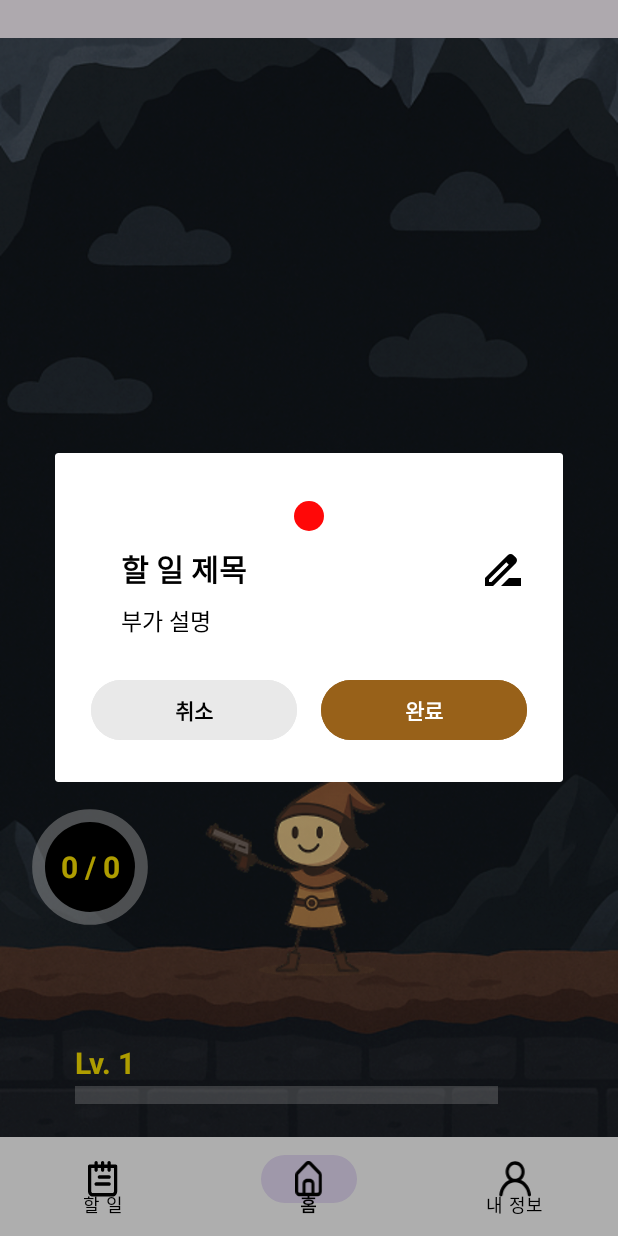
After one commit to OSSW-HideInBash/Android, an Android app: the fragment HomeDetailDialogFragment placed in its activity, on a phone screen of 412 x 824 dp. The commit adds this screen. Run offline under Robolectric (Android 15) with nearby library versions, the phone set to English and light mode, and no system bars; our stand-ins replace Room's generated code; 4 statements that could not run were skipped.

Commit message:
[Feat] 홈 화면 몬스터 완료 처리 구현

```diff
--- /dev/null
+++ b/app/src/main/java/com/hideinbash/tododudu/HomeDetailDialogFragment.kt
@@ -0,0 +1,127 @@
+package com.hideinbash.tododudu
+
+import android.os.Bundle
+import android.view.LayoutInflater
+import android.view.View
+import android.view.ViewGroup
+import androidx.core.content.ContextCompat
+import androidx.fragment.app.DialogFragment
+import com.hideinbash.tododudu.databinding.FragmentHomeDetailDialogBinding
+import kotlinx.coroutines.CoroutineScope
+import kotlinx.coroutines.Dispatchers
+import kotlinx.coroutines.launch
+import kotlinx.coroutines.withContext
+
+class HomeDetailDialogFragment() : DialogFragment() {
+
+    companion object {
+        private const val ARG_TODO = "arg_todo"
+        fun newInstance(todo: Todo, onComplete: (() -> Unit)? = null): HomeDetailDialogFragment {
+            val fragment = HomeDetailDialogFragment()
+            val args = Bundle()
+            args.putSerializable(ARG_TODO, todo)
+            fragment.arguments = args
+            fragment.onComplete = onComplete
+            return fragment
+        }
+    }
+
+    private var onComplete: (() -> Unit)? = null
+    private lateinit var todo: Todo
+    private var _binding: FragmentHomeDetailDialogBinding? = null
+    private val binding get() = _binding!!
+
+    override fun onCreate(savedInstanceState: Bundle?) {
+        super.onCreate(savedInstanceState)
+        todo = requireArguments().getSerializable(ARG_TODO) as Todo
+    }
+
+    override fun onCreateView(
+        inflater: LayoutInflater, container: ViewGroup?,
+        savedInstanceState: Bundle?
+    ): View? {
+        super.onCreateView(inflater, container, savedInstanceState)
+
+        _binding = FragmentHomeDetailDialogBinding.inflate(inflater, container, false)
+        return binding.root
+    }
+
+    override fun onViewCreated(view: View, savedInstanceState: Bundle?) {
+        super.onViewCreated(view, savedInstanceState)
+
+        binding.detailTitleTv.text = todo.title
+        binding.detailDescTv.text = todo.description
+
+        // priority에 따라 색 설정
+        when (todo.priority) {
+            1 -> { binding.detailOrderIv.setColorFilter(ContextCompat.getColor(requireContext(), R.color.first_red)) }
+            2 -> { binding.detailOrderIv.setColorFilter(ContextCompat.getColor(requireContext(), R.color.second_blue)) }
+            3 -> { binding.detailOrderIv.setColorFilter(ContextCompat.getColor(requireContext(), R.color.third_yellow)) }
+        }
+
+        // 수정 버튼
+        // 로직구현
+
+        // 완료 버튼
+        binding.detailCompleteBtn.setOnClickListener {
+            CoroutineScope(Dispatchers.IO).launch {
+                val db = TodoDatabase.getInstance(requireContext())
+                // isCompleted만 true로 바꾼 새 객체 생성
+                val updatedTodo = todo.copy(isCompleted = true)
+                db.todoDao().updateTodo(updatedTodo) // RoomDB 업데이트
+
+                withContext(Dispatchers.Main) {
+                    addXp(20)
+                    onComplete?.invoke() // UI 갱신 콜백 호출
+                    dismiss()
+                }
+            }
+        }
+
+        // 취소 버튼
+        binding.detailCancleBtn.setOnClickListener {
+            dismiss()
+        }
+    }
+
+    override fun onStart() {
+        super.onStart()
+        dialog?.window?.setLayout(
+            (resources.displayMetrics.widthPixels * 0.9).toInt(), // 화면의 90% 너비
+            ViewGroup.LayoutParams.WRAP_CONTENT
+        )
+    }
+
+    private fun addXp(amount: Int) {
+        val prefs = requireContext().getSharedPreferences("user_data", 0)
+        var xp = prefs.getInt("xp", 0)
+        var level = prefs.getInt("level", 1)
+        var xpForNext = 100 + (level - 1) * 20 // 레벨업에 필요한 XP 계산
+
+        xp += amount
+
+        // 레벨업
+        while (xp >= xpForNext) {
+            xp -= xpForNext
+            level++
+            xpForNext = 100 + (level - 1) * 20 // 다음 레벨업에 필요한 XP 계산
+        }
+
+        // 레벨다운
+        while (xp < 0 && level > 1) {
+            level--
+            xpForNext = 100 + (level - 1) * 20 // 이전 레벨업에 필요한 XP 계산
+            xp += xpForNext
+        }
+
+        // 최소값 보정
+        if (xp < 0) xp = 0
+        if (level < 1) level = 1
+
+        prefs.edit()
+            .putInt("xp", xp)
+            .putInt("level", level)
+            .putInt("next_level_xp", xpForNext)
+            .apply()
+    }
+}
--- a/app/src/main/java/com/hideinbash/tododudu/HomeFragment.kt
+++ b/app/src/main/java/com/hideinbash/tododudu/HomeFragment.kt
@@ -33,62 +33,60 @@ class HomeFragment:Fragment() {
 
     override fun onViewCreated(view: View, savedInstanceState: Bundle?) {
         super.onViewCreated(view, savedInstanceState)
-        loadXpAndLevel()
-        loadTodosFromRoom()
+        loadAllData()
 
-        monsterAdapter = MonsterAdapter(emptyList())
+        monsterAdapter = MonsterAdapter(
+            items = emptyList(),
+            onItemClick = { todo ->
+                // 할 일 아이템 클릭 시 처리
+                HomeDetailDialogFragment.newInstance(todo) {
+                    loadAllData()
+                }.show(parentFragmentManager, "HomeDetailDialog")
+            }
+        )
         binding.homeMonsterRv.layoutManager = LinearLayoutManager(requireContext()).apply {
             stackFromEnd = true     // 아이템을 아래에서부터 쌓기
             reverseLayout = false   // 데이터 순서는 그대로
         }
         binding.homeMonsterRv.adapter = monsterAdapter
 
-        loadTodosAsMonsters()
+        loadAllData()
     }
 
-    private fun loadXpAndLevel() {
-        val prefs = requireContext().getSharedPreferences("user_data", 0)
-        val xp = prefs.getInt("xp", 0)
-        val level = prefs.getInt("level", 1)
-        var xpForNext = 100 + (level - 1) * 20 // 레벨업에 필요한 XP 계산
+    private fun loadAllData() {
+        CoroutineScope(Dispatchers.IO).launch {
+            // 1. XP & 레벨 데이터 (SharedPreferences)
+            val prefs = requireContext().getSharedPreferences("user_data", 0)
+            val xp = prefs.getInt("xp", 0)
+            val level = prefs.getInt("level", 1)
+            val xpForNext = 100 + (level - 1) * 20
 
-        binding.homeLevelTv.text = "Lv. $level"
-        binding.homeXpPb.max = xpForNext
-        binding.homeXpPb.progress = xp
-    }
-
-    private fun loadTodosFromRoom() {
-        CoroutineScope(Dispatchers.IO).launch {
+            // 2. 할 일 데이터 (RoomDB)
             val db = TodoDatabase.getInstance(requireContext())
             val dateStr = currentDate.format(dbDateFormatter)
-            val todos = db.todoDao().getTodosByDate(dateStr) // 오늘 날짜 기준 할 일 전체
+            val allTodos = db.todoDao().getTodosByDate(dateStr)
+            val yetTodos = db.todoDao().getYetTodosByDate(dateStr)
 
-            val totalCount = todos.size
-            val completedCount = todos.count { it.isCompleted }
+            // 3. 메인 스레드에서 UI 업데이트
+            withContext(Dispatchers.Main) {
+                // XP & 레벨
+                binding.homeLevelTv.text = "Lv. $level"
+                binding.homeXpPb.max = xpForNext
+                binding.homeXpPb.progress = xp
 
-            withContext(Dispatchers.Main) {
-                // 진행률 업데이트
-                binding.homeTodoTv.text = "$completedCount / $totalCount"
-                binding.homeTodoPb.max = totalCount
-                binding.homeTodoPb.progress = completedCount
-            }
-        }
-    }
+                // 할 일 진행률
+                binding.homeTodoTv.text = "${allTodos.count { it.isCompleted }} / ${allTodos.size}"
+                binding.homeTodoPb.max = allTodos.size
+                binding.homeTodoPb.progress = allTodos.count { it.isCompleted }
 
-    private fun loadTodosAsMonsters() {
-        CoroutineScope(Dispatchers.IO).launch {
-            val db = TodoDatabase.getInstance(requireContext())
-            val dateStr = currentDate.format(dbDateFormatter)
-            val todos = db.todoDao().getYetTodosByDate(dateStr) // 오늘 날짜 기준 할 일 전체
-
-            withContext(Dispatchers.Main) {
-                monsterAdapter.updateList(todos)
+                // 몬스터 리스트
+                monsterAdapter.updateList(yetTodos)
             }
         }
     }
 
     override fun onResume() {
         super.onResume()
-        loadTodosAsMonsters()
+        loadAllData()
     }
 }
--- a/app/src/main/java/com/hideinbash/tododudu/MonsterAdapter.kt
+++ b/app/src/main/java/com/hideinbash/tododudu/MonsterAdapter.kt
@@ -7,8 +7,10 @@ import android.widget.ImageView
 import androidx.constraintlayout.widget.ConstraintLayout
 import androidx.recyclerview.widget.RecyclerView
 
-class MonsterAdapter(private var items: List<Todo>) :
-    RecyclerView.Adapter<MonsterAdapter.MonsterViewHolder>() {
+class MonsterAdapter(
+    private var items: List<Todo>,
+    private val onItemClick: (Todo) -> Unit
+) : RecyclerView.Adapter<MonsterAdapter.MonsterViewHolder>() {
 
     override fun onCreateViewHolder(parent: ViewGroup, viewType: Int): MonsterViewHolder {
         val view = LayoutInflater.from(parent.context).inflate(R.layout.item_monster, parent, false)
@@ -30,6 +32,11 @@ class MonsterAdapter(private var items: List<Todo>) :
         val layoutParams = holder.monsterIv.layoutParams as ConstraintLayout.LayoutParams
         layoutParams.horizontalBias = (0..100).random() / 100f
         holder.monsterIv.layoutParams = layoutParams
+
+        // 아이템 클릭 리스너 설정
+        holder.monsterIv.setOnClickListener {
+            onItemClick(item)
+        }
     }
 
     override fun getItemCount() = items.size
--- a/app/src/main/java/com/hideinbash/tododudu/Todo.kt
+++ b/app/src/main/java/com/hideinbash/tododudu/Todo.kt
@@ -2,6 +2,7 @@ package com.hideinbash.tododudu
 
 import androidx.room.Entity
 import androidx.room.PrimaryKey
+import java.io.Serializable
 
 @Entity(tableName = "todo")
 data class Todo(
@@ -12,4 +13,4 @@ data class Todo(
     val priority: Int, // 우선 순위 (1~3)
     val date: String, // 날짜 (YYYY-MM-DD 형식)
     val isCompleted: Boolean = false
-)
+) : Serializable
--- a/app/src/main/res/layout/fragment_home.xml
+++ b/app/src/main/res/layout/fragment_home.xml
@@ -90,7 +90,8 @@
         app:layout_constraintEnd_toEndOf="parent"
         app:layout_constraintTop_toTopOf="parent"
         app:layout_constraintBottom_toTopOf="@id/home_main_character_iv"
-        android:layout_marginTop="10dp"/>
+        android:layout_marginTop="10dp"
+        android:layout_marginBottom="40dp"/>
 
 
 </androidx.constraintlayout.widget.ConstraintLayout>
--- /dev/null
+++ b/app/src/main/res/layout/fragment_home_detail_dialog.xml
@@ -0,0 +1,87 @@
+<?xml version="1.0" encoding="utf-8"?>
+<androidx.constraintlayout.widget.ConstraintLayout
+    xmlns:android="http://schemas.android.com/apk/res/android"
+    xmlns:app="http://schemas.android.com/apk/res-auto"
+    android:layout_width="320dp"
+    android:layout_height="wrap_content"
+    android:background="@drawable/round_rect"
+    android:padding="24dp">
+
+    <ImageView
+        android:id="@+id/detail_order_iv"
+        android:layout_width="20dp"
+        android:layout_height="20dp"
+        android:src="@drawable/black_circle"
+        app:layout_constraintStart_toStartOf="parent"
+        app:layout_constraintEnd_toEndOf="parent"
+        app:layout_constraintTop_toTopOf="parent"
+        android:layout_marginTop="8dp"
+        app:tint="@color/first_red"/>
+
+    <!-- 할 일 제목 -->
+    <TextView
+        android:id="@+id/detail_title_tv"
+        android:layout_width="0dp"
+        android:layout_height="wrap_content"
+        android:text="할 일 제목"
+        android:textSize="20sp"
+        android:textStyle="bold"
+        android:textColor="@color/black"
+        android:gravity="center"
+        app:layout_constraintTop_toBottomOf="@id/detail_order_iv"
+        app:layout_constraintStart_toStartOf="parent"
+        android:layout_marginStart="20dp"
+        android:layout_marginTop="10dp"/>
+
+    <!-- 부가 설명 -->
+    <TextView
+        android:id="@+id/detail_desc_tv"
+        android:layout_width="0dp"
+        android:layout_height="wrap_content"
+        android:text="부가 설명"
+        android:textSize="15sp"
+        android:textColor="@color/black"
+        app:layout_constraintTop_toBottomOf="@id/detail_title_tv"
+        app:layout_constraintStart_toStartOf="@id/detail_title_tv"
+        app:layout_constraintEnd_toEndOf="parent"
+        android:layout_marginTop="8dp"/>
+
+    <!-- 수정 버튼(연필 아이콘) -->
+    <ImageView
+        android:id="@+id/detail_edit_btn"
+        android:layout_width="32dp"
+        android:layout_height="32dp"
+        android:src="@drawable/baseline_drive_file_rename_outline_24"
+        app:layout_constraintTop_toTopOf="@id/detail_title_tv"
+        app:layout_constraintEnd_toEndOf="parent"/>
+
+    <!-- 취소 버튼 -->
+    <Button
+        android:id="@+id/detail_cancle_btn"
+        android:layout_width="0dp"
+        android:layout_height="48dp"
+        android:text="취소"
+        android:textStyle="bold"
+        android:textColor="@color/black"
+        android:backgroundTint="@color/grey"
+        app:layout_constraintTop_toBottomOf="@id/detail_desc_tv"
+        app:layout_constraintStart_toStartOf="parent"
+        app:layout_constraintEnd_toStartOf="@id/detail_complete_btn"
+        android:layout_marginTop="24dp"
+        android:layout_marginEnd="8dp"/>
+
+    <!-- 완료 버튼 -->
+    <Button
+        android:id="@+id/detail_complete_btn"
+        android:layout_width="0dp"
+        android:layout_height="48dp"
+        android:text="완료"
+        android:textStyle="bold"
+        android:textColor="@color/white"
+        android:backgroundTint="#986119"
+        app:layout_constraintTop_toTopOf="@id/detail_cancle_btn"
+        app:layout_constraintStart_toEndOf="@id/detail_cancle_btn"
+        app:layout_constraintEnd_toEndOf="parent"
+        android:layout_marginStart="8dp"/>
+
+</androidx.constraintlayout.widget.ConstraintLayout>
--- a/app/src/main/res/values/colors.xml
+++ b/app/src/main/res/values/colors.xml
@@ -6,6 +6,7 @@
     <color name="unselected">#EAF2FF</color>
     <color name="selected">#0095FF</color>
     <color name="yellow">#FFE500</color>
+    <color name="grey">#E9E9E9</color>
 
     <color name="first_red_bg">#4DF25B5B</color>
     <color name="second_blue_bg">#4D0037FF</color>
```
